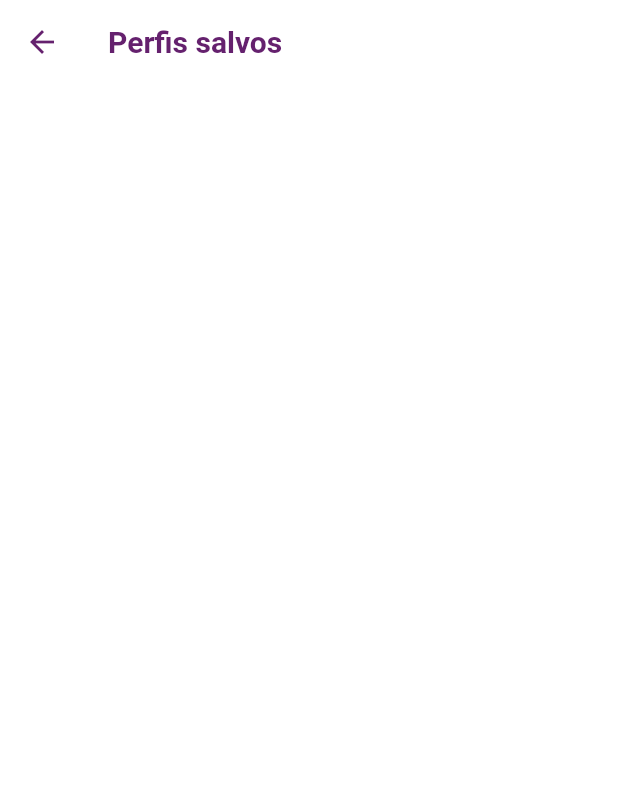
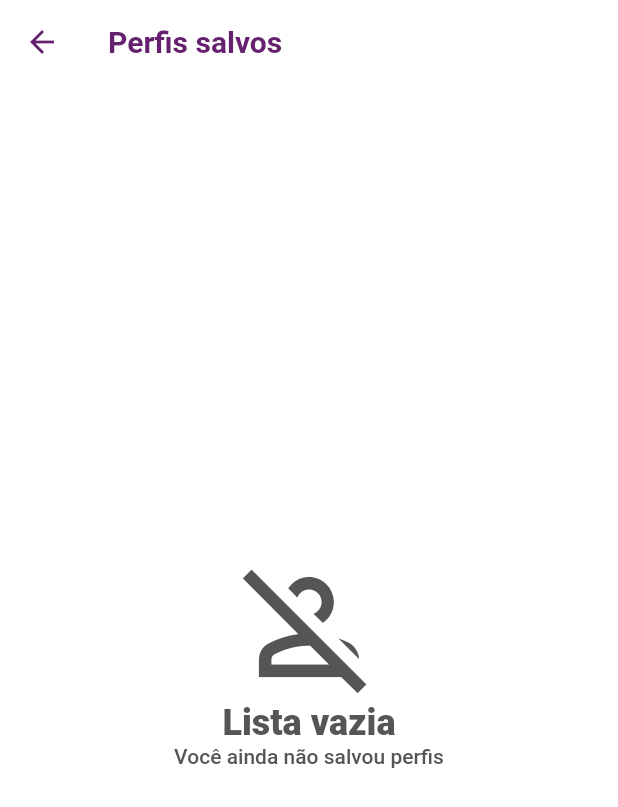
Before and after one commit to GerlanStanley/random_user, a Flutter app: the ListUsersPage screen opened by its route, on a phone screen of 412 x 824 dp. Shown: the top 807 px of the screen. Run offline on Flutter 3.47's test engine with Material 2 defaults, Android fonts, the phone set to English and light mode, and no system bars; our stand-ins replace cached_network_image, dartz, dio, equatable, flutter_mobx, flutter_modular and 4 more; accounts and stored records are empty; generated files the repository leaves out were written again; network calls fail; Roboto replaces fonts that are missing (NunitoSans).

```diff
--- /dev/null
+++ b/lib/app/core/widgets/empty_list_widget.dart
@@ -0,0 +1,58 @@
+import 'package:flutter/material.dart';
+
+import '../constants/colors_constants.dart';
+
+class ListEmptyWidget extends StatelessWidget {
+  final IconData iconData;
+  final String title;
+  final String subtitle;
+
+  const ListEmptyWidget({
+    Key? key,
+    required this.iconData,
+    required this.title,
+    required this.subtitle,
+  }) : super(key: key);
+
+  @override
+  Widget build(BuildContext context) {
+    return Align(
+      alignment: Alignment.center,
+      child: SingleChildScrollView(
+        child: Container(
+          padding: const EdgeInsets.only(left: 16, right: 16),
+          child: Column(
+            mainAxisAlignment: MainAxisAlignment.center,
+            children: [
+              Icon(
+                iconData,
+                size: 100,
+                color: ColorsConstants.textLight,
+              ),
+              Text(
+                title,
+                style: TextStyle(
+                  color: ColorsConstants.textLight,
+                  fontSize: Theme.of(context).textTheme.headlineSmall!.fontSize,
+                  fontWeight:
+                      Theme.of(context).textTheme.titleLarge!.fontWeight,
+                ),
+                textAlign: TextAlign.center,
+              ),
+              Text(
+                subtitle,
+                style: TextStyle(
+                  color: ColorsConstants.textLight,
+                  fontSize: Theme.of(context).textTheme.labelLarge!.fontSize,
+                  fontWeight:
+                      Theme.of(context).textTheme.labelLarge!.fontWeight,
+                ),
+                textAlign: TextAlign.center,
+              ),
+            ],
+          ),
+        ),
+      ),
+    );
+  }
+}
--- a/lib/app/modules/splash/presenter/pages/splash_page.dart
+++ b/lib/app/modules/splash/presenter/pages/splash_page.dart
@@ -1,5 +1,7 @@
 import 'package:flutter/material.dart';
 import 'package:flutter_modular/flutter_modular.dart';
+
+import '../../../../core/constants/colors_constants.dart';
 
 class SplashPage extends StatefulWidget {
   const SplashPage({Key? key}) : super(key: key);
@@ -21,8 +23,13 @@ class _SplashPageState extends State<SplashPage> {
   @override
   Widget build(BuildContext context) {
     return const Scaffold(
+      backgroundColor: ColorsConstants.primary,
       body: Center(
-        child: Icon(Icons.person),
+        child: Icon(
+          Icons.person_pin,
+          color: Colors.white,
+          size: 150,
+        ),
       ),
     );
   }
--- a/lib/app/modules/user/presenter/pages/list/list_users_page.dart
+++ b/lib/app/modules/user/presenter/pages/list/list_users_page.dart
@@ -3,6 +3,7 @@ import 'package:flutter_mobx/flutter_mobx.dart';
 import 'package:flutter_modular/flutter_modular.dart';
 import 'package:mobx/mobx.dart';
 
+import '../../../../../core/widgets/empty_list_widget.dart';
 import '../../../../../core/widgets/failure_widget.dart';
 import '../../../../../core/widgets/load_widget.dart';
 import '../../../../../core/widgets/toast_widget.dart';
@@ -77,6 +78,14 @@ class _ListUsersPageState extends State<ListUsersPage> {
               onPressed: _getAllUsersSavedStore.getAll,
             );
           } else if (state is SuccessGetAllUsersSavedState) {
+            if (state.users.isEmpty) {
+              return const ListEmptyWidget(
+                iconData: Icons.person_off_outlined,
+                title: 'Lista vazia',
+                subtitle: 'Você ainda não salvou perfis',
+              );
+            }
+
             return ListViewComponent(
               users: state.users,
               deleteUserStore: _deleteUserStore,
```
